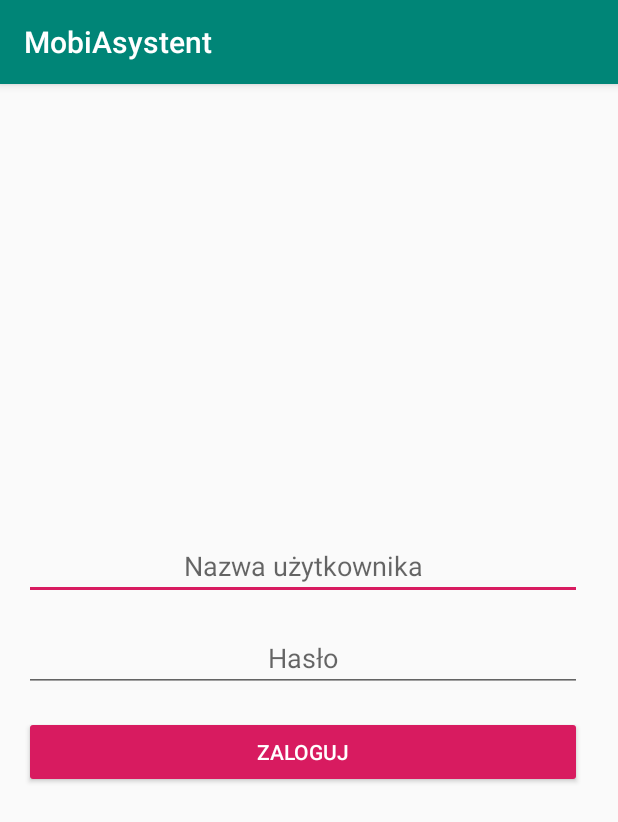
After one commit to krzycho2/wpam-projekt, an Android app: the LoginActivity screen opened directly, with no data from a screen before it, on a phone screen of 412 x 824 dp. The commit adds this screen. Shown: the top 822 px of the screen. Run offline under Robolectric (Android 15) with nearby library versions, the phone set to English and light mode, and no system bars; our stand-ins replace data binding.

Commit message:
LoginAcctivity - Basic Login View

```diff
--- a/app/build.gradle
+++ b/app/build.gradle
@@ -37,6 +37,9 @@ dependencies {
     implementation 'com.google.firebase:firebase-auth:19.1.0'
     implementation 'com.google.android.gms:play-services-auth:17.0.0'
     implementation 'com.google.firebase:firebase-database:16.0.4'
+    implementation 'com.google.android.material:material:1.0.0'
+    implementation 'androidx.annotation:annotation:1.0.2'
+    implementation 'androidx.lifecycle:lifecycle-extensions:2.1.0'
     testImplementation 'junit:junit:4.12'
     androidTestImplementation 'androidx.test.ext:junit:1.1.0'
     androidTestImplementation 'androidx.test.espresso:espresso-core:3.1.1'
--- /dev/null
+++ b/app/src/main/java/pw/elka/mobiasystent/activities/LoginActivity.kt
@@ -0,0 +1,13 @@
+package pw.elka.mobiasystent.activities
+
+import androidx.appcompat.app.AppCompatActivity
+import android.os.Bundle
+import pw.elka.mobiasystent.R
+
+class LoginActivity : AppCompatActivity() {
+
+    override fun onCreate(savedInstanceState: Bundle?) {
+        super.onCreate(savedInstanceState)
+        setContentView(R.layout.activity_login)
+    }
+}
--- /dev/null
+++ b/app/src/main/res/layout/activity_login.xml
@@ -0,0 +1,46 @@
+<?xml version="1.0" encoding="utf-8"?>
+<layout xmlns:android="http://schemas.android.com/apk/res/android"
+    xmlns:app="http://schemas.android.com/apk/res-auto"
+    xmlns:tools="http://schemas.android.com/tools">
+
+    <LinearLayout
+        android:layout_width="match_parent"
+        android:layout_height="match_parent"
+        android:gravity="center_vertical"
+        android:orientation="vertical"
+        android:paddingStart="@dimen/layout_padding"
+        android:paddingEnd="16dp"
+        tools:context=".activities.LoginActivity">
+
+        <EditText
+            android:id="@+id/username"
+            android:layout_width="match_parent"
+            android:layout_height="wrap_content"
+            android:layout_gravity="center_horizontal|fill"
+            android:layout_margin="@dimen/margin"
+            android:ems="10"
+            android:hint="Nazwa użytkownika"
+            android:inputType="textPersonName"
+            android:textAlignment="center" />
+
+        <EditText
+            android:id="@+id/nickname_edit3"
+            android:layout_width="match_parent"
+            android:layout_height="wrap_content"
+            android:layout_gravity="center_horizontal|fill"
+            android:layout_margin="@dimen/margin"
+            android:ems="10"
+            android:hint="Hasło"
+            android:inputType="textPassword"
+            android:textAlignment="center" />
+
+        <Button
+            android:id="@+id/login_button"
+            style="@style/Widget.AppCompat.Button.Colored"
+            android:layout_width="match_parent"
+            android:layout_height="wrap_content"
+            android:layout_gravity="center_horizontal"
+            android:layout_margin="@dimen/margin"
+            android:text="Zaloguj" />
+    </LinearLayout>
+</layout>
--- a/app/src/main/res/layout/activity_main.xml
+++ b/app/src/main/res/layout/activity_main.xml
@@ -4,7 +4,7 @@
     xmlns:tools="http://schemas.android.com/tools"
     android:layout_width="match_parent"
     android:layout_height="match_parent"
-    tools:context=".MainActivity">
+    tools:context=".activities.MainActivity">
 
     <TextView
         android:layout_width="wrap_content"
```
Also changed, not shown: app/src/main/AndroidManifest.xml (+2 -6 lines), app/src/main/java/pw/elka/mobiasystent/activities/MainActivity.kt (renamed from app/src/main/java/pw/elka/mobiasystent/MainActivity.kt, +2 -6 lines), app/src/main/res/values/strings.xml (+11 -0 lines).
